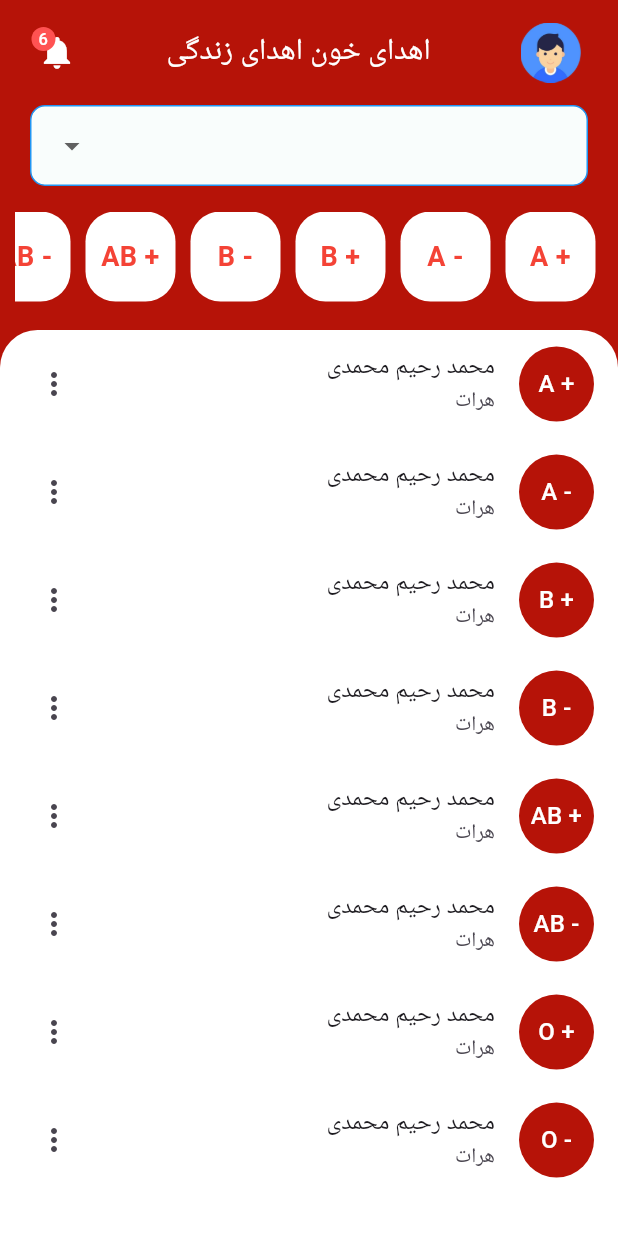
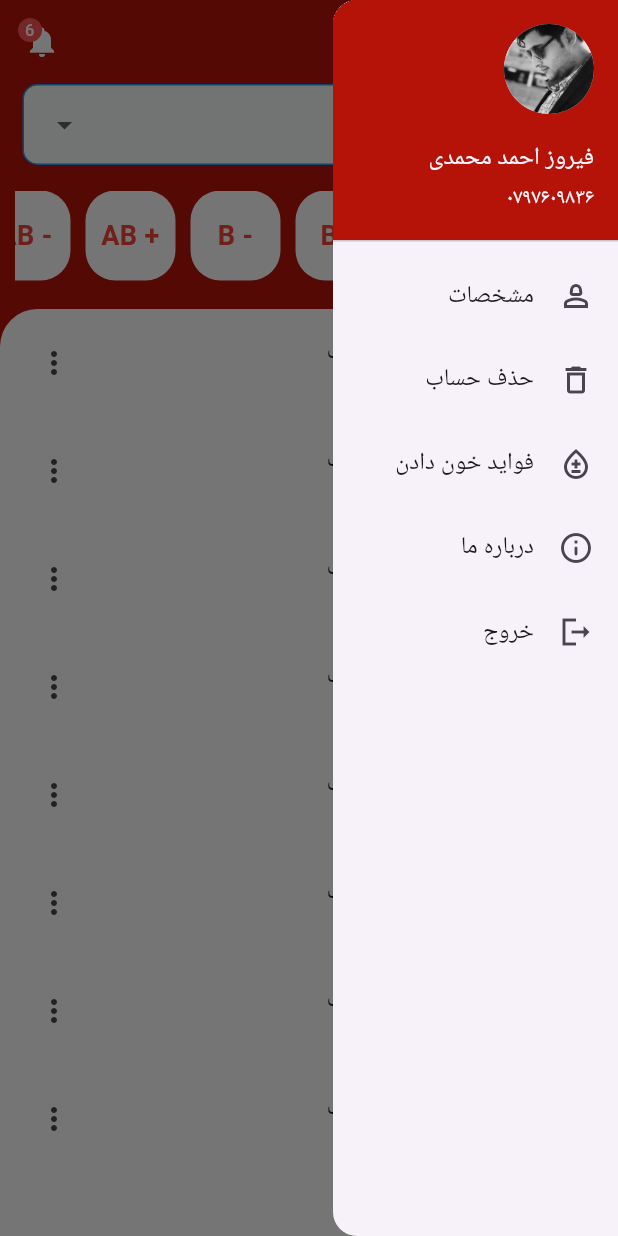
Before and after one commit to FiroozMohammadi/blood_donation_app, a Flutter app: the Home screen opened directly, with the side drawer open (before the commit the screen has no drawer), on a phone screen of 412 x 824 dp. Run offline on Flutter 3.47's test engine with Material 3 defaults, Android fonts, the phone set to English and light mode, and no system bars.

Commit message:
Add a drawer and change the style of the main page

```diff
--- a/lib/home.dart
+++ b/lib/home.dart
@@ -24,56 +24,82 @@ class _HomeState extends State<Home> {
   @override
   Widget build(BuildContext context) {
     return SafeArea(
+      child: Directionality(
+        textDirection: TextDirection.rtl,
         child: Scaffold(
-        backgroundColor: const Color.fromARGB(255, 182, 19, 8),
-        body: Directionality(
-          textDirection: TextDirection.rtl,
-          child: Column(
+          appBar: AppBar(
+            elevation: 0,
+            backgroundColor: myColor,
+            foregroundColor: Colors.white,
+            title: Align(
+              alignment: Alignment.centerLeft,
+              child: GestureDetector(
+                onTap: () {},
+                child: const Badge(
+                  backgroundColor: Colors.redAccent,
+                  label: Text("6"),
+                  child: Icon(
+                    Icons.notifications,
+                    size: 24,
+                  ),
+                ),
+              ),
+            ),
+          ),
+          drawer: Drawer(
+              width: 190,
+              elevation: 5,
+              child: ListView(
+                padding: EdgeInsets.zero,
+                children: [
+                  UserAccountsDrawerHeader(
+                    accountName: const Text("فیروز احمد محمدی"),
+                    accountEmail: const Text("۰۷۹۷۶۰۹۸۳۶"),
+                    currentAccountPictureSize: const Size.square(60),
+                    currentAccountPicture: const CircleAvatar(
+                      backgroundImage: AssetImage('assets/firooz.jpg'),
+                    ),
+                    decoration: BoxDecoration(color: myColor),
+                  ),
+                  ListTile(
+                    leading: const Icon(Icons.person_2_outlined),
+                    title: const Text('مشخصات'),
+                    onTap: () {},
+                  ),
+                  ListTile(
+                    leading: const Icon(Icons.delete_outlined),
+                    title: const Text('حذف حساب'),
+                    onTap: () {},
+                  ),
+                  ListTile(
+                    leading: const Icon(Icons.bloodtype_outlined),
+                    title: const Text('فواید خون دادن'),
+                    onTap: () {},
+                  ),
+                  ListTile(
+                    leading: const Icon(Icons.info_outline_rounded),
+                    title: const Text('درباره ما'),
+                    onTap: () {},
+                  ),
+                  ListTile(
+                    leading: const Icon(Icons.logout_sharp),
+                    title: const Text('خروج'),
+                    onTap: () {},
+                  ),
+                ],
+              )),
+          backgroundColor: myColor,
+          body: Column(
             mainAxisAlignment: MainAxisAlignment.start,
             crossAxisAlignment: CrossAxisAlignment.center,
             children: [
               SizedBox(
-                height: 220,
+                height: 150,
                 child: SizedBox(
                   height: MediaQuery.sizeOf(context).height * 0.26,
                   width: double.infinity,
                   child: Column(
                     children: [
-                      Padding(
-                        padding: const EdgeInsets.symmetric(
-                            horizontal: 25, vertical: 15),
-                        child: Row(
-                          mainAxisAlignment: MainAxisAlignment.spaceBetween,
-                          crossAxisAlignment: CrossAxisAlignment.center,
-                          children: [
-                            Container(
-                                height: 40,
-                                width: 40,
-                                decoration: const BoxDecoration(
-                                  image: DecorationImage(
-                                    image: AssetImage('assets/userimage.png'),
-                                    fit: BoxFit.cover,
-                                  ),
-                                )),
-                            const Text(
-                              "اهدای خون اهدای زندگی",
-                              style:
-                                  TextStyle(color: Colors.white, fontSize: 20),
-                            ),
-                            const Badge(
-                              textColor: Colors.white,
-                              backgroundColor: Colors.redAccent,
-                              label: Text("6"),
-                              child: Icon(
-                                Icons.notifications,
-                                size: 26,
-                                color: Colors.white,
-                              ),
-                            )
-                          ],
-                        ),
-                      ),
-                      // myTextField("جستجو", Icons.search),
                       ComboBoxWidget(
                         dataList: cityList,
                       ),
@@ -140,8 +166,16 @@ class _HomeState extends State<Home> {
                           ),
                           title: const Text("محمد رحیم محمدی"),
                           subtitle: const Text("هرات"),
-                        trailing: const Icon(Icons.more_vert),
+                          trailing: GestureDetector(
+                              onTap: () {
+                                showDialog(
+                                  context: context,
+                                  builder: (BuildContext context) {
+                                    return CustomAlertDialog();
+                                  },
                                 );
+                              },
+                              child: const Icon(Icons.more_vert)));
                     },
                   ),
                 ),
--- a/lib/main.dart
+++ b/lib/main.dart
@@ -1,5 +1,3 @@
-import 'package:blood_bank_app/home.dart';
-import 'package:blood_bank_app/registration.dart';
 import 'package:blood_bank_app/splash.dart';
 import 'package:flutter/material.dart';
 
@@ -15,7 +13,7 @@ class MyApp extends StatelessWidget {
   Widget build(BuildContext context) {
     return const MaterialApp(
       debugShowCheckedModeBanner: false,
-      home: Registration(),
+      home: SplashScreen(),
     );
   }
 }
--- a/lib/registration.dart
+++ b/lib/registration.dart
@@ -51,6 +51,8 @@ class _RegistrationState extends State<Registration> {
                         topRight: Radius.circular(25)),
                   ),
                   child: SingleChildScrollView(
+                    child: Padding(
+                      padding: const EdgeInsets.symmetric(horizontal: 5),
                       child: Column(
                         mainAxisAlignment: MainAxisAlignment.center,
                         crossAxisAlignment: CrossAxisAlignment.center,
@@ -84,6 +86,7 @@ class _RegistrationState extends State<Registration> {
                     ),
                   ),
                 ),
+              ),
             ],
           ),
         ),
```
Also changed, not shown: lib/myWidgets.dart (+101 -4 lines), lib/splash.dart (+13 -4 lines). Lines whose indentation alone changed are shown as unchanged.
